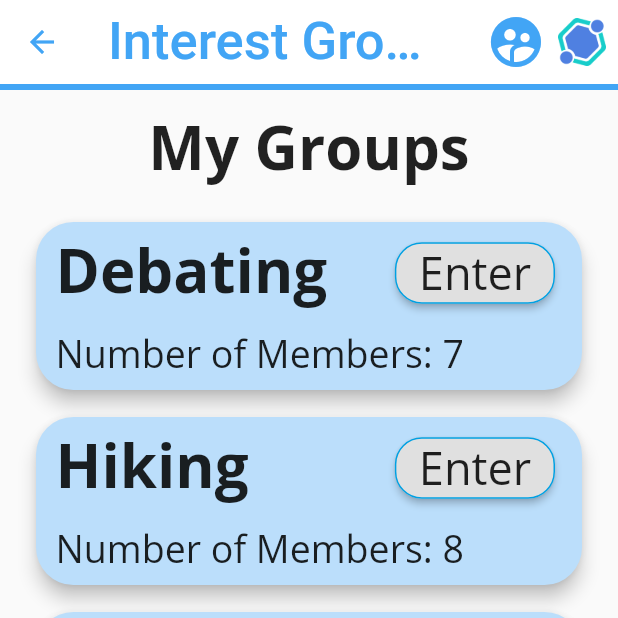
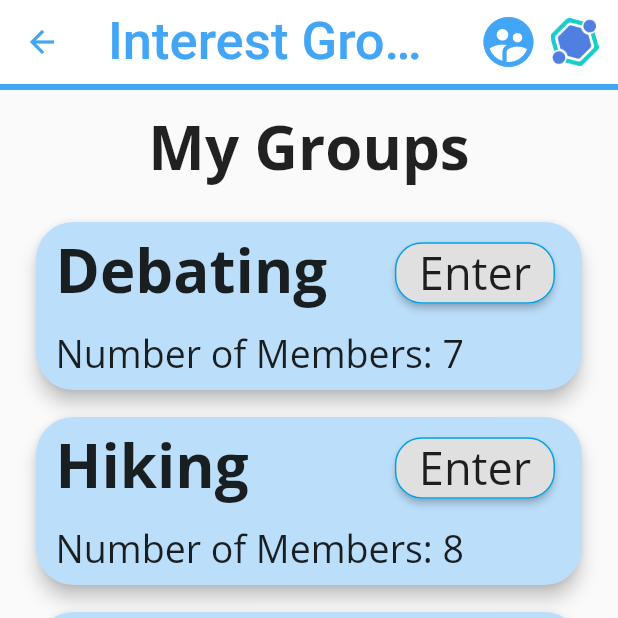
Before and after one commit to guptajay/NTUCollab, a Flutter app: the AllGroupPage screen opened directly, on a phone screen of 412 x 824 dp, the top half of it. Run offline on Flutter 3.47's test engine with Material 2 defaults, Android fonts, the phone set to English and light mode, and no system bars; our stand-ins replace cloud_firestore, firebase_auth, firebase_core, flutter_swiper, google_sign_in, multi_select_flutter and 1 more; accounts and stored records are empty.

Commit message:
add padding to app bar logo

```diff
--- a/lib/widgets/app_bar.dart
+++ b/lib/widgets/app_bar.dart
@@ -20,10 +20,13 @@ class AppbarWidget {
               );
             },
           ),
-          IconButton(
-            icon: Image.asset('assets/images/logo.png'),
-            onPressed: () {
-            },
+          Padding(
+            padding: const EdgeInsets.fromLTRB(0,0,5,0),
+            child: IconButton(
+              icon: Image.asset('assets/images/logo.png'),
+              onPressed: () {
+              },
+            ),
           ),
         ],
         backgroundColor: bgColor,
```
